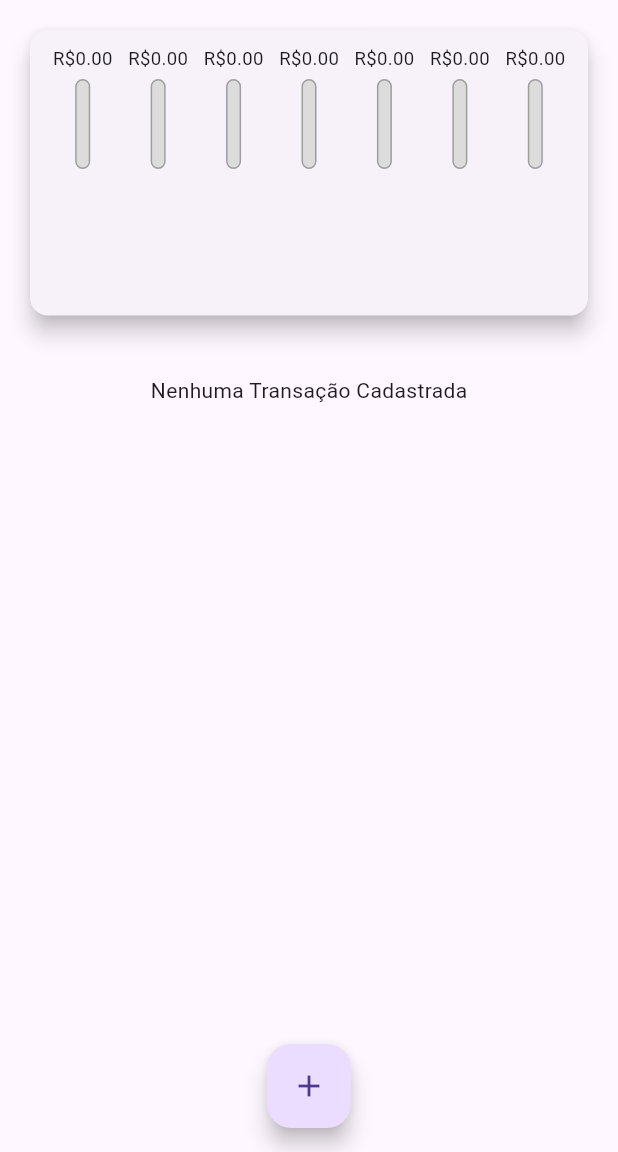
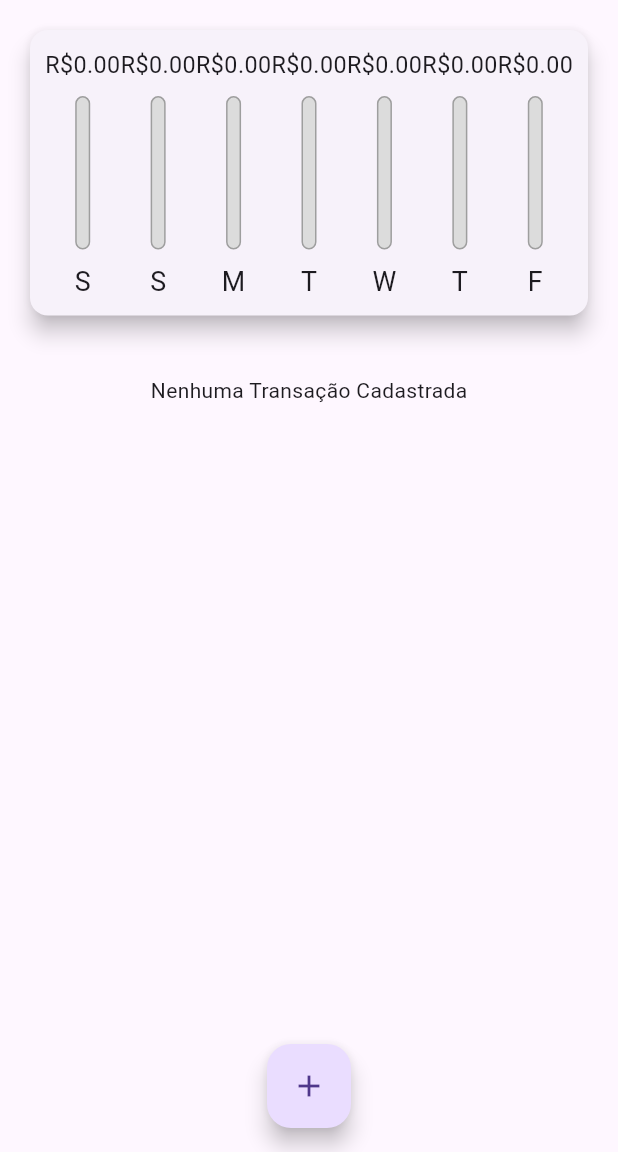
Before and after one commit to wendelfilipe/Flutter, a Flutter app: the screen it shows after launch, on a phone screen of 412 x 824 dp, the part 84-1236 px from its top. Run offline on Flutter 3.47's test engine with Material 3 defaults, Android fonts, the phone set to English and light mode, and no system bars; missing offline and left inert: dart:ffi; Roboto replaces fonts that are missing (OpenSans).

Commit message:
update master

```diff
--- a/lib/components/chart_bar.dart
+++ b/lib/components/chart_bar.dart
@@ -15,17 +15,18 @@
 
   @override
   Widget build(BuildContext context) {
-    return Column(
+    return LayoutBuilder(
+      builder: (ctx, constraints) => Column(
         children: [
           Container(
-          width: 40,
+            height: constraints.maxHeight * 0.15,
             child: FittedBox(
               child: Text('R\$${value!.toStringAsFixed(2)}'),
             ),
           ),
-        SizedBox(height: 5),
+          SizedBox(height: constraints.maxHeight * 0.05),
           Container(
-          height: 60,
+            height: constraints.maxHeight * 0.6,
             width: 10,
             child: Stack(
               alignment: Alignment.bottomCenter,
@@ -48,8 +49,15 @@
               ],
             ),
           ),
-        SizedBox(height: 5)
+          SizedBox(height: constraints.maxHeight * 0.05),
+          Container(
+            height: constraints.maxHeight * 0.15,
+            child: FittedBox(
+              child: Text(label ?? "")
+            ),
+          ),
         ],
+      ),
     );
   }
 }
--- a/lib/main.dart
+++ b/lib/main.dart
@@ -6,6 +6,7 @@
 import 'package:expenses_curso/components/transaction_list.dart';
 import 'package:expenses_curso/models/transaction.dart';
 import 'package:flutter/material.dart';
+import 'package:flutter/services.dart';
 import 'package:flutter/widgets.dart';
 
 main() => runApp(ExpensesApp());
@@ -16,6 +17,9 @@
 
   @override
   Widget build(BuildContext context) {
+    // SystemChrome.setPreferredOrientations([
+    //   DeviceOrientation.portraitUp
+    // ]);
     return MaterialApp(
       home: MyHomePage(),
       theme: tema.copyWith(
```
Lines whose indentation alone changed are shown as unchanged.
